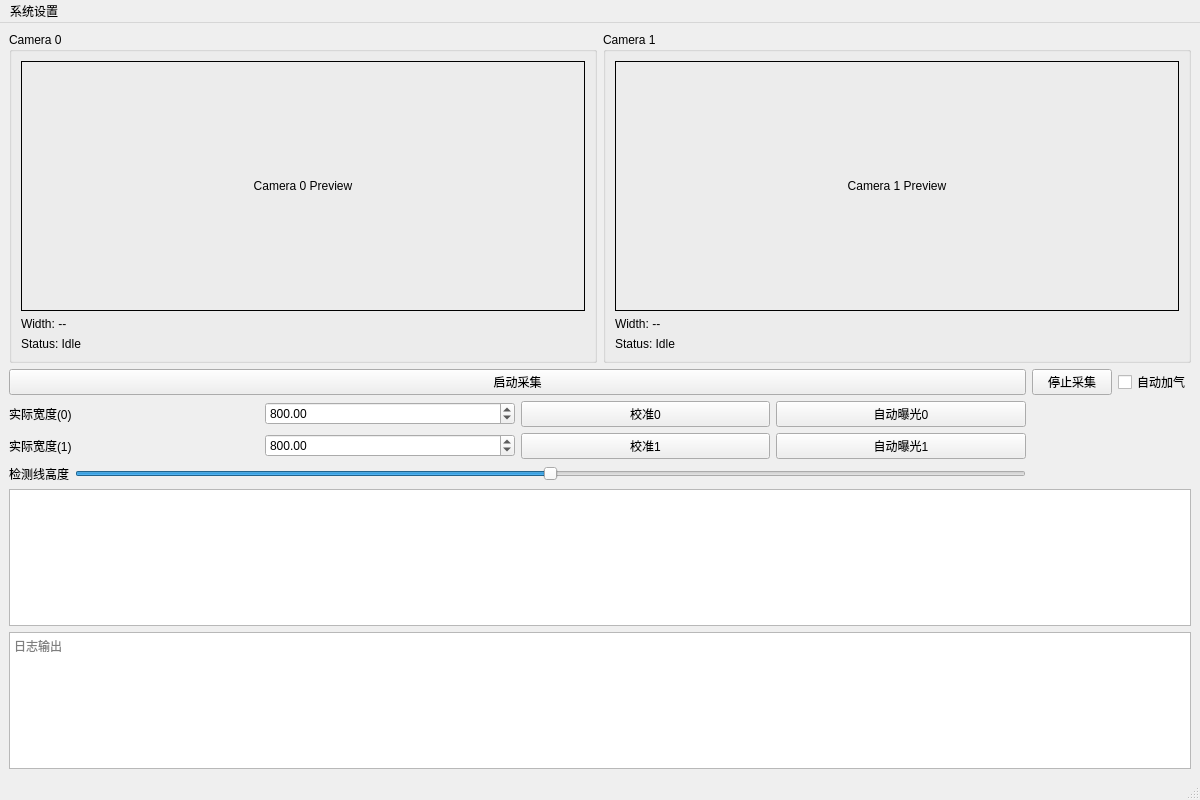
ba7lgj-dev/MyOpenCV, file xingaodaapp.ui: the form before one commit.
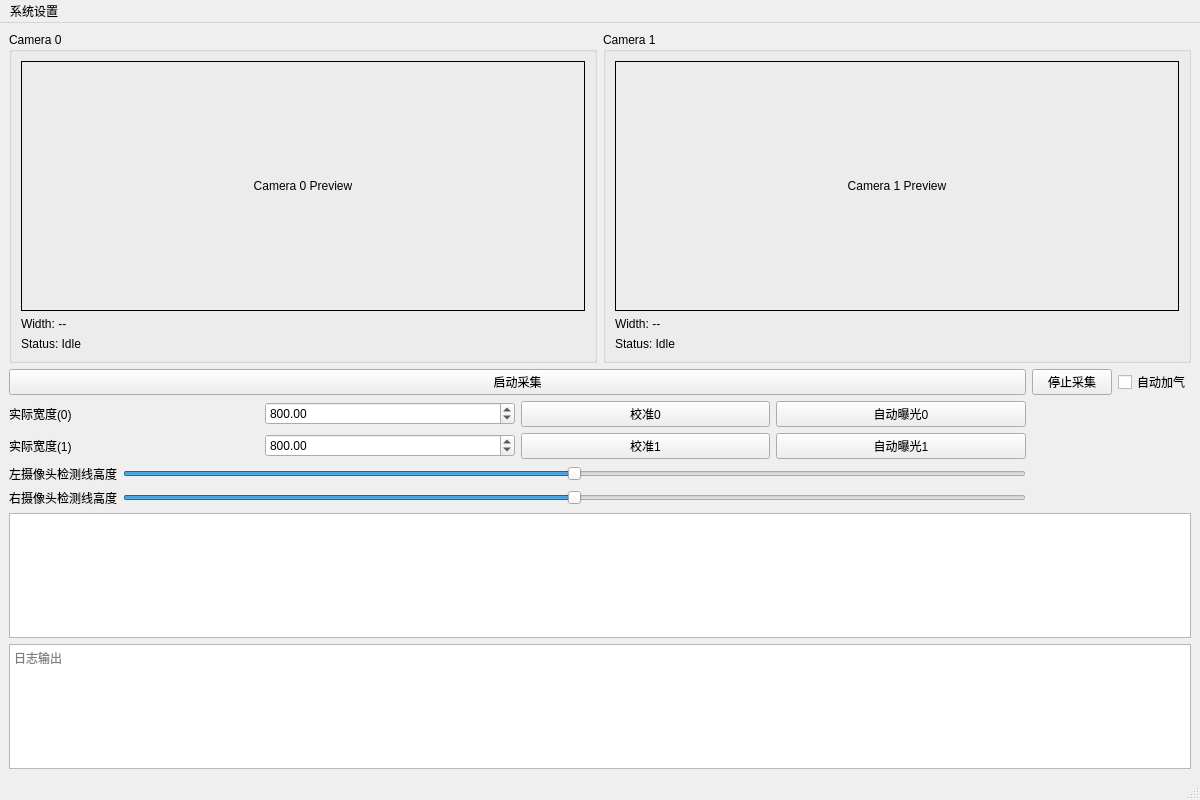
The form after the commit. Custom widgets are drawn as their Qt base class.

Commit message: Add camera port selection and per-camera line controls

```diff
--- a/xingaodaapp.ui
+++ b/xingaodaapp.ui
@@ -197,16 +197,18 @@
        </layout>
       </item>
       <item row="3" column="0">
-       <layout class="QHBoxLayout" name="horizontalLayout_3">
+       <layout class="QVBoxLayout" name="verticalLayoutLines">
         <item>
-         <widget class="QLabel" name="labelLineHeight">
+         <layout class="QHBoxLayout" name="horizontalLayoutLine0">
+          <item>
+           <widget class="QLabel" name="labelLineHeight0">
           <property name="text">
-           <string>检测线高度</string>
+             <string>左摄像头检测线高度</string>
           </property>
          </widget>
         </item>
         <item>
-         <widget class="QSlider" name="sliderLine">
+           <widget class="QSlider" name="sliderLine0">
           <property name="orientation">
            <enum>Qt::Horizontal</enum>
           </property>
@@ -220,6 +222,35 @@
            <number>50</number>
           </property>
          </widget>
+          </item>
+         </layout>
+        </item>
+        <item>
+         <layout class="QHBoxLayout" name="horizontalLayoutLine1">
+          <item>
+           <widget class="QLabel" name="labelLineHeight1">
+            <property name="text">
+             <string>右摄像头检测线高度</string>
+            </property>
+           </widget>
+          </item>
+          <item>
+           <widget class="QSlider" name="sliderLine1">
+            <property name="orientation">
+             <enum>Qt::Horizontal</enum>
+            </property>
+            <property name="minimum">
+             <number>0</number>
+            </property>
+            <property name="maximum">
+             <number>100</number>
+            </property>
+            <property name="value">
+             <number>50</number>
+            </property>
+           </widget>
+          </item>
+         </layout>
         </item>
        </layout>
       </item>
```
Lines whose indentation alone changed are shown as unchanged. The commit also changes 2 other files.
